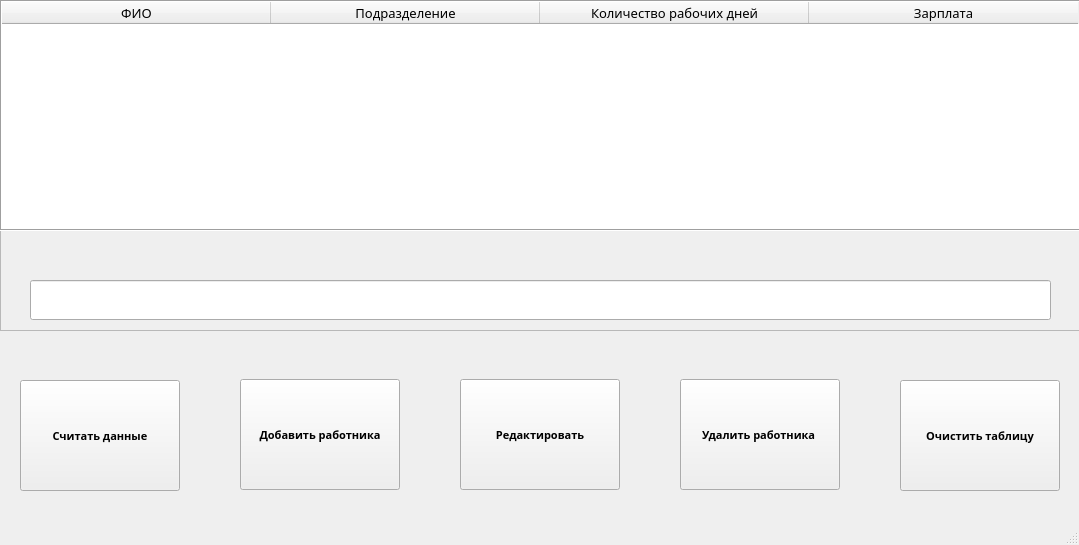
Above: employee.ui from kristinka-st-6969/pyQt before the change. Below: the same form after it.
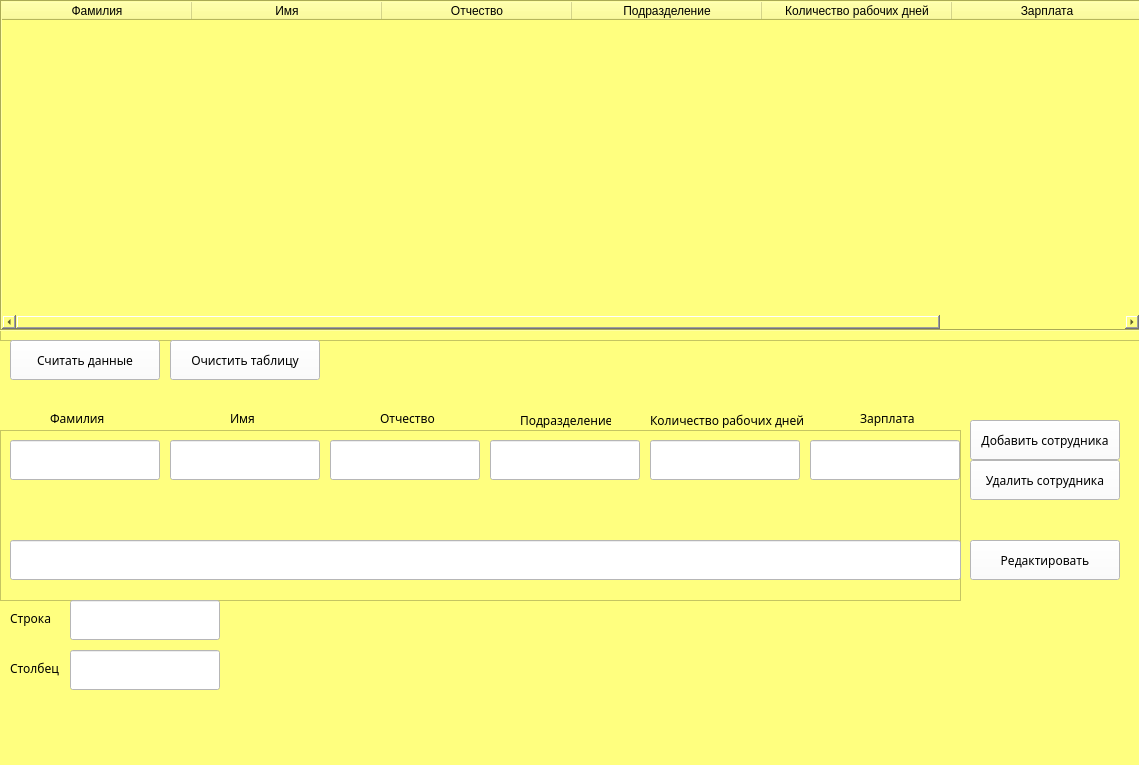
That is the form after the change.

Diff of the .ui file:
```diff
--- a/employee.ui
+++ b/employee.ui
@@ -9,20 +9,23 @@
    <rect>
     <x>0</x>
     <y>0</y>
-    <width>1079</width>
-    <height>545</height>
+    <width>1139</width>
+    <height>765</height>
    </rect>
   </property>
   <property name="windowTitle">
    <string>Список сотрудников</string>
   </property>
+  <property name="styleSheet">
+   <string notr="true">background-color: rgb(255, 255, 127);</string>
+  </property>
   <widget class="QWidget" name="centralwidget">
    <widget class="QFrame" name="frame">
     <property name="geometry">
      <rect>
       <x>0</x>
-      <y>-10</y>
-      <width>1081</width>
+      <y>0</y>
+      <width>1141</width>
       <height>341</height>
      </rect>
     </property>
@@ -36,17 +39,23 @@
      <property name="geometry">
       <rect>
        <x>0</x>
-       <y>10</y>
-       <width>1081</width>
-       <height>231</height>
+       <y>0</y>
+       <width>1141</width>
+       <height>331</height>
       </rect>
      </property>
      <property name="font">
       <font>
        <family>Rockwell</family>
-       <pointsize>10</pointsize>
       </font>
      </property>
+     <property name="autoFillBackground">
+      <bool>false</bool>
+     </property>
+     <property name="styleSheet">
+      <string notr="true">border-color: rgb(0, 0, 0);
+</string>
+     </property>
      <property name="frameShape">
       <enum>QFrame::Box</enum>
      </property>
@@ -57,17 +66,34 @@
       <number>0</number>
      </property>
      <property name="columnCount">
-      <number>4</number>
+      <number>6</number>
      </property>
      <attribute name="horizontalHeaderVisible">
       <bool>true</bool>
      </attribute>
      <attribute name="horizontalHeaderDefaultSectionSize">
-      <number>269</number>
+      <number>190</number>
      </attribute>
      <column>
       <property name="text">
-       <string>ФИО</string>
+       <string>Фамилия</string>
+      </property>
+      <property name="background">
+       <color>
+        <red>0</red>
+        <green>0</green>
+        <blue>0</blue>
+       </color>
+      </property>
+     </column>
+     <column>
+      <property name="text">
+       <string>Имя</string>
+      </property>
+     </column>
+     <column>
+      <property name="text">
+       <string>Отчество</string>
       </property>
      </column>
      <column>
@@ -86,126 +112,591 @@
       </property>
      </column>
     </widget>
-    <widget class="QLineEdit" name="lineEdit">
-     <property name="geometry">
-      <rect>
-       <x>30</x>
-       <y>290</y>
-       <width>1021</width>
-       <height>40</height>
-      </rect>
-     </property>
-     <property name="font">
-      <font>
-       <family>Perpetua</family>
-       <pointsize>12</pointsize>
-      </font>
-     </property>
-    </widget>
    </widget>
    <widget class="QPushButton" name="pushButton_2">
     <property name="geometry">
      <rect>
-      <x>900</x>
-      <y>380</y>
-      <width>160</width>
-      <height>111</height>
+      <x>170</x>
+      <y>340</y>
+      <width>150</width>
+      <height>40</height>
      </rect>
     </property>
     <property name="font">
      <font>
       <family>Rockwell</family>
-      <pointsize>8</pointsize>
-      <weight>75</weight>
-      <bold>true</bold>
      </font>
     </property>
+    <property name="styleSheet">
+     <string notr="true">background-color: rgb(255, 255, 255);
+</string>
+    </property>
     <property name="text">
      <string>Очистить таблицу</string>
     </property>
    </widget>
+   <widget class="QPushButton" name="pushButton_3">
+    <property name="geometry">
+     <rect>
+      <x>970</x>
+      <y>420</y>
+      <width>150</width>
+      <height>40</height>
+     </rect>
+    </property>
+    <property name="font">
+     <font>
+      <family>Rockwell</family>
+     </font>
+    </property>
+    <property name="styleSheet">
+     <string notr="true">background-color: rgb(255, 255, 255);</string>
+    </property>
+    <property name="text">
+     <string>Добавить сотрудника</string>
+    </property>
+   </widget>
+   <widget class="QFrame" name="frame_2">
+    <property name="geometry">
+     <rect>
+      <x>0</x>
+      <y>430</y>
+      <width>961</width>
+      <height>171</height>
+     </rect>
+    </property>
+    <property name="frameShape">
+     <enum>QFrame::StyledPanel</enum>
+    </property>
+    <property name="frameShadow">
+     <enum>QFrame::Raised</enum>
+    </property>
+    <widget class="QLineEdit" name="lineEdit">
+     <property name="geometry">
+      <rect>
+       <x>10</x>
+       <y>110</y>
+       <width>951</width>
+       <height>40</height>
+      </rect>
+     </property>
+     <property name="palette">
+      <palette>
+       <active>
+        <colorrole role="WindowText">
+         <brush brushstyle="SolidPattern">
+          <color alpha="255">
+           <red>0</red>
+           <green>0</green>
+           <blue>255</blue>
+          </color>
+         </brush>
+        </colorrole>
+        <colorrole role="Button">
+         <brush brushstyle="SolidPattern">
+          <color alpha="255">
+           <red>255</red>
+           <green>255</green>
+           <blue>255</blue>
+          </color>
+         </brush>
+        </colorrole>
+        <colorrole role="Text">
+         <brush brushstyle="SolidPattern">
+          <color alpha="255">
+           <red>0</red>
+           <green>0</green>
+           <blue>255</blue>
+          </color>
+         </brush>
+        </colorrole>
+        <colorrole role="Base">
+         <brush brushstyle="SolidPattern">
+          <color alpha="255">
+           <red>255</red>
+           <green>255</green>
+           <blue>255</blue>
+          </color>
+         </brush>
+        </colorrole>
+        <colorrole role="Window">
+         <brush brushstyle="SolidPattern">
+          <color alpha="255">
+           <red>255</red>
+           <green>255</green>
+           <blue>255</blue>
+          </color>
+         </brush>
+        </colorrole>
+       </active>
+       <inactive>
+        <colorrole role="WindowText">
+         <brush brushstyle="SolidPattern">
+          <color alpha="255">
+           <red>0</red>
+           <green>0</green>
+           <blue>255</blue>
+          </color>
+         </brush>
+        </colorrole>
+        <colorrole role="Button">
+         <brush brushstyle="SolidPattern">
+          <color alpha="255">
+           <red>255</red>
+           <green>255</green>
+           <blue>255</blue>
+          </color>
+         </brush>
+        </colorrole>
+        <colorrole role="Text">
+         <brush brushstyle="SolidPattern">
+          <color alpha="255">
+           <red>0</red>
+           <green>0</green>
+           <blue>255</blue>
+          </color>
+         </brush>
+        </colorrole>
+        <colorrole role="Base">
+         <brush brushstyle="SolidPattern">
+          <color alpha="255">
+           <red>255</red>
+           <green>255</green>
+           <blue>255</blue>
+          </color>
+         </brush>
+        </colorrole>
+        <colorrole role="Window">
+         <brush brushstyle="SolidPattern">
+          <color alpha="255">
+           <red>255</red>
+           <green>255</green>
+           <blue>255</blue>
+          </color>
+         </brush>
+        </colorrole>
+       </inactive>
+       <disabled>
+        <colorrole role="WindowText">
+         <brush brushstyle="SolidPattern">
+          <color alpha="255">
+           <red>120</red>
+           <green>120</green>
+           <blue>120</blue>
+          </color>
+         </brush>
+        </colorrole>
+        <colorrole role="Button">
+         <brush brushstyle="SolidPattern">
+          <color alpha="255">
+           <red>255</red>
+           <green>255</green>
+           <blue>255</blue>
+          </color>
+         </brush>
+        </colorrole>
+        <colorrole role="Text">
+         <brush brushstyle="SolidPattern">
+          <color alpha="255">
+           <red>120</red>
+           <green>120</green>
+           <blue>120</blue>
+          </color>
+         </brush>
+        </colorrole>
+        <colorrole role="Base">
+         <brush brushstyle="SolidPattern">
+          <color alpha="255">
+           <red>255</red>
+           <green>255</green>
+           <blue>255</blue>
+          </color>
+         </brush>
+        </colorrole>
+        <colorrole role="Window">
+         <brush brushstyle="SolidPattern">
+          <color alpha="255">
+           <red>255</red>
+           <green>255</green>
+           <blue>255</blue>
+          </color>
+         </brush>
+        </colorrole>
+       </disabled>
+      </palette>
+     </property>
+     <property name="font">
+      <font>
+       <family>Rockwell</family>
+      </font>
+     </property>
+     <property name="styleSheet">
+      <string notr="true">border-color: rgb(0, 0, 0);
+background-color: rgb(255, 255, 255);</string>
+     </property>
+     <property name="text">
+      <string/>
+     </property>
+    </widget>
+    <widget class="QLineEdit" name="lineEdit_4">
+     <property name="geometry">
+      <rect>
+       <x>10</x>
+       <y>10</y>
+       <width>150</width>
+       <height>40</height>
+      </rect>
+     </property>
+     <property name="font">
+      <font>
+       <family>Rockwell</family>
+      </font>
+     </property>
+     <property name="styleSheet">
+      <string notr="true">border-color: rgb(0, 0, 0);
+background-color: rgb(255, 255, 255);</string>
+     </property>
+    </widget>
+    <widget class="QLineEdit" name="lineEdit_5">
+     <property name="geometry">
+      <rect>
+       <x>170</x>
+       <y>10</y>
+       <width>150</width>
+       <height>40</height>
+      </rect>
+     </property>
+     <property name="font">
+      <font>
+       <family>Rockwell</family>
+      </font>
+     </property>
+     <property name="styleSheet">
+      <string notr="true">border-color: rgb(0, 0, 0);
+background-color: rgb(255, 255, 255);</string>
+     </property>
+    </widget>
+    <widget class="QLineEdit" name="lineEdit_6">
+     <property name="geometry">
+      <rect>
+       <x>330</x>
+       <y>10</y>
+       <width>150</width>
+       <height>40</height>
+      </rect>
+     </property>
+     <property name="font">
+      <font>
+       <family>Rockwell</family>
+      </font>
+     </property>
+     <property name="styleSheet">
+      <string notr="true">border-color: rgb(0, 0, 0);
+background-color: rgb(255, 255, 255);</string>
+     </property>
+    </widget>
+    <widget class="QLineEdit" name="lineEdit_7">
+     <property name="geometry">
+      <rect>
+       <x>490</x>
+       <y>10</y>
+       <width>150</width>
+       <height>40</height>
+      </rect>
+     </property>
+     <property name="font">
+      <font>
+       <family>Rockwell</family>
+      </font>
+     </property>
+     <property name="styleSheet">
+      <string notr="true">background-color: rgb(255, 255, 255);
+border-color: rgb(0, 0, 0);</string>
+     </property>
+    </widget>
+    <widget class="QLineEdit" name="lineEdit_8">
+     <property name="geometry">
+      <rect>
+       <x>650</x>
+       <y>10</y>
+       <width>150</width>
+       <height>40</height>
+      </rect>
+     </property>
+     <property name="font">
+      <font>
+       <family>Rockwell</family>
+      </font>
+     </property>
+     <property name="styleSheet">
+      <string notr="true">background-color: rgb(255, 255, 255);
+border-color: rgb(0, 0, 0);</string>
+     </property>
+    </widget>
+    <widget class="QLineEdit" name="lineEdit_9">
+     <property name="geometry">
+      <rect>
+       <x>810</x>
+       <y>10</y>
+       <width>150</width>
+       <height>40</height>
+      </rect>
+     </property>
+     <property name="font">
+      <font>
+       <family>Rockwell</family>
+      </font>
+     </property>
+     <property name="styleSheet">
+      <string notr="true">border-color: rgb(0, 0, 0);
+background-color: rgb(255, 255, 255);</string>
+     </property>
+    </widget>
+   </widget>
    <widget class="QPushButton" name="pushButton">
     <property name="geometry">
      <rect>
-      <x>20</x>
-      <y>380</y>
-      <width>160</width>
-      <height>111</height>
+      <x>10</x>
+      <y>340</y>
+      <width>150</width>
+      <height>40</height>
      </rect>
     </property>
     <property name="font">
      <font>
       <family>Rockwell</family>
-      <pointsize>8</pointsize>
-      <weight>75</weight>
-      <bold>true</bold>
      </font>
     </property>
+    <property name="styleSheet">
+     <string notr="true">background-color: rgb(255, 255, 255);
+</string>
+    </property>
     <property name="text">
      <string>Считать данные</string>
     </property>
    </widget>
-   <widget class="QPushButton" name="pushButton_3">
-    <property name="geometry">
-     <rect>
-      <x>240</x>
-      <y>379</y>
-      <width>160</width>
-      <height>111</height>
-     </rect>
-    </property>
-    <property name="font">
-     <font>
-      <family>Rockwell</family>
-      <pointsize>8</pointsize>
-      <weight>75</weight>
-      <bold>true</bold>
-     </font>
-    </property>
-    <property name="text">
-     <string>Добавить работника</string>
-    </property>
-   </widget>
    <widget class="QPushButton" name="pushButton_4">
     <property name="geometry">
      <rect>
-      <x>460</x>
-      <y>379</y>
-      <width>160</width>
-      <height>111</height>
+      <x>970</x>
+      <y>540</y>
+      <width>150</width>
+      <height>40</height>
      </rect>
     </property>
     <property name="font">
      <font>
       <family>Rockwell</family>
-      <pointsize>8</pointsize>
-      <weight>75</weight>
-      <bold>true</bold>
      </font>
     </property>
+    <property name="styleSheet">
+     <string notr="true">background-color: rgb(255, 255, 255);</string>
+    </property>
     <property name="text">
      <string>Редактировать</string>
     </property>
    </widget>
+   <widget class="QLineEdit" name="lineEdit_2">
+    <property name="geometry">
+     <rect>
+      <x>70</x>
+      <y>600</y>
+      <width>150</width>
+      <height>40</height>
+     </rect>
+    </property>
+    <property name="font">
+     <font>
+      <family>Rockwell</family>
+     </font>
+    </property>
+    <property name="styleSheet">
+     <string notr="true">border-color: rgb(0, 0, 0);
+background-color: rgb(255, 255, 255);</string>
+    </property>
+   </widget>
+   <widget class="QLineEdit" name="lineEdit_3">
+    <property name="geometry">
+     <rect>
+      <x>70</x>
+      <y>650</y>
+      <width>150</width>
+      <height>40</height>
+     </rect>
+    </property>
+    <property name="font">
+     <font>
+      <family>Rockwell</family>
+     </font>
+    </property>
+    <property name="styleSheet">
+     <string notr="true">border-color: rgb(0, 0, 0);
+background-color: rgb(255, 255, 255);</string>
+    </property>
+   </widget>
    <widget class="QPushButton" name="pushButton_5">
     <property name="geometry">
      <rect>
-      <x>680</x>
-      <y>379</y>
-      <width>160</width>
-      <height>111</height>
+      <x>970</x>
+      <y>460</y>
+      <width>150</width>
+      <height>40</height>
      </rect>
     </property>
     <property name="font">
      <font>
       <family>Rockwell</family>
-      <pointsize>8</pointsize>
-      <weight>75</weight>
-      <bold>true</bold>
      </font>
     </property>
+    <property name="styleSheet">
+     <string notr="true">background-color: rgb(255, 255, 255);</string>
+    </property>
     <property name="text">
-     <string>Удалить работника </string>
+     <string>Удалить сотрудника</string>
+    </property>
+   </widget>
+   <widget class="QLabel" name="label">
+    <property name="geometry">
+     <rect>
+      <x>50</x>
+      <y>410</y>
+      <width>55</width>
+      <height>16</height>
+     </rect>
+    </property>
+    <property name="font">
+     <font>
+      <family>Rockwell</family>
+     </font>
+    </property>
+    <property name="text">
+     <string>Фамилия</string>
+    </property>
+   </widget>
+   <widget class="QLabel" name="label_2">
+    <property name="geometry">
+     <rect>
+      <x>230</x>
+      <y>410</y>
+      <width>31</width>
+      <height>16</height>
+     </rect>
+    </property>
+    <property name="font">
+     <font>
+      <family>Rockwell</family>
+     </font>
+    </property>
+    <property name="text">
+     <string>Имя</string>
+    </property>
+   </widget>
+   <widget class="QLabel" name="label_3">
+    <property name="geometry">
+     <rect>
+      <x>380</x>
+      <y>410</y>
+      <width>55</width>
+      <height>16</height>
+     </rect>
+    </property>
+    <property name="font">
+     <font>
+      <family>Rockwell</family>
+     </font>
+    </property>
+    <property name="text">
+     <string>Отчество</string>
+    </property>
+   </widget>
+   <widget class="QLabel" name="label_4">
+    <property name="geometry">
+     <rect>
+      <x>520</x>
+      <y>410</y>
+      <width>91</width>
+      <height>20</height>
+     </rect>
+    </property>
+    <property name="font">
+     <font>
+      <family>Rockwell</family>
+     </font>
+    </property>
+    <property name="text">
+     <string>Подразделение</string>
+    </property>
+   </widget>
+   <widget class="QLabel" name="label_5">
+    <property name="geometry">
+     <rect>
+      <x>650</x>
+      <y>410</y>
+      <width>161</width>
+      <height>20</height>
+     </rect>
+    </property>
+    <property name="font">
+     <font>
+      <family>Rockwell</family>
+     </font>
+    </property>
+    <property name="text">
+     <string>Количество рабочих дней</string>
+    </property>
+   </widget>
+   <widget class="QLabel" name="label_6">
+    <property name="geometry">
+     <rect>
+      <x>860</x>
+      <y>410</y>
+      <width>55</width>
+      <height>16</height>
+     </rect>
+    </property>
+    <property name="font">
+     <font>
+      <family>Rockwell</family>
+     </font>
+    </property>
+    <property name="text">
+     <string>Зарплата</string>
+    </property>
+   </widget>
+   <widget class="QLabel" name="label_7">
+    <property name="geometry">
+     <rect>
+      <x>10</x>
+      <y>610</y>
+      <width>55</width>
+      <height>16</height>
+     </rect>
+    </property>
+    <property name="font">
+     <font>
+      <family>Rockwell</family>
+     </font>
+    </property>
+    <property name="text">
+     <string>Строка</string>
+    </property>
+   </widget>
+   <widget class="QLabel" name="label_8">
+    <property name="geometry">
+     <rect>
+      <x>10</x>
+      <y>660</y>
+      <width>55</width>
+      <height>16</height>
+     </rect>
+    </property>
+    <property name="font">
+     <font>
+      <family>Rockwell</family>
+     </font>
+    </property>
+    <property name="text">
+     <string>Столбец</string>
     </property>
    </widget>
   </widget>
```
Left out of the diff: 5 changed lines with no effect on the pictures.
